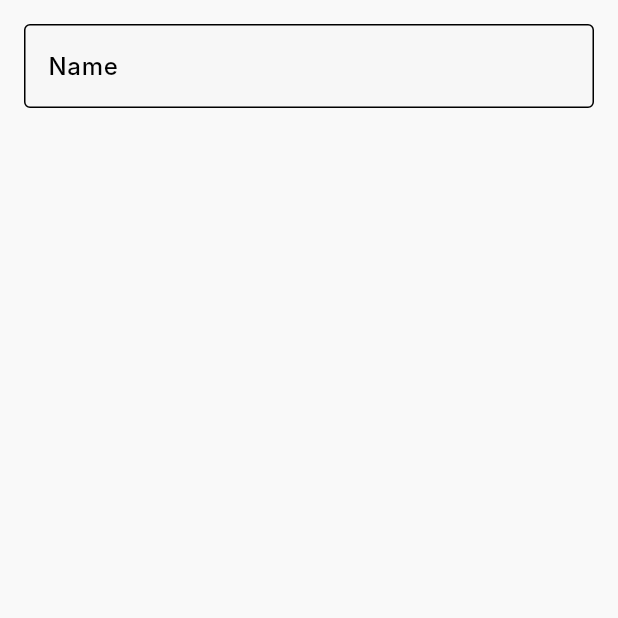
After one commit to alkaffdt/motorent_cons, a Flutter app: the RentFormScreen screen opened directly, on a phone screen of 412 x 824 dp, the top half of it. The commit adds this screen. Run offline on Flutter 3.47's test engine with Material 3 defaults, Android fonts, the phone set to English and light mode, and no system bars; our stand-ins replace flutter_riverpod, supabase, supabase_flutter; accounts and stored records are empty; Roboto replaces fonts that are missing (Inter); statements that could not run were skipped.

Commit message:
chore: add rent_form state

```diff
--- a/lib/features/home/presentation/widgets/rent_button.dart
+++ b/lib/features/home/presentation/widgets/rent_button.dart
@@ -33,9 +33,6 @@ class PurchaseButton extends ConsumerWidget {
 
                   if (!loggedIn) {
                     LoginDialog.show(context);
-                    // Future.microtask(() {
-
-                    // });
                   }
                 },
                 child: const Text("Let's rent"),
--- /dev/null
+++ b/lib/features/rent_form/presentation/screens/rent_form_screen.dart
@@ -0,0 +1,25 @@
+import 'package:flutter/material.dart';
+import 'package:flutter_riverpod/flutter_riverpod.dart';
+
+class RentFormScreen extends ConsumerWidget {
+  const RentFormScreen({super.key});
+
+  @override
+  Widget build(BuildContext context, WidgetRef ref) {
+    return Scaffold(
+      body: Padding(
+        padding: const EdgeInsets.all(16),
+        child: Column(
+          children: [
+            TextField(
+              decoration: InputDecoration(
+                border: OutlineInputBorder(),
+                labelText: 'Name',
+              ),
+            ),
+          ],
+        ),
+      ),
+    );
+  }
+}
```
Also changed, not shown: lib/features/rent_form/domain/models/rent_form_state.dart (added, +23 -0 lines), lib/features/rent_form/presentation/providers/rent_form_controller.dart (added, +10 -0 lines), 9 other files.
